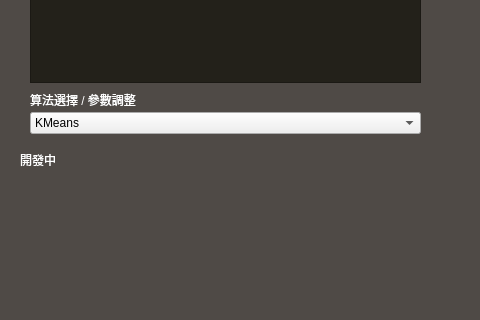
The window that QT/testMVC.ui (lisheng-yao/spyder_workspace_W) describes before a commit, drawn with Qt 5; both pictures show x 0 to 480 and y 288 to 608 of the 1049 by 796 pixel window.
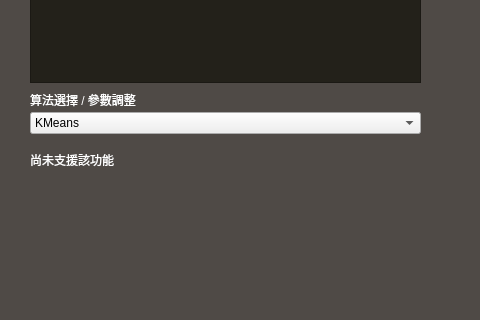
The same window after the commit. The open tabs and pages were chosen to show the change.

```diff
--- a/QT/testMVC.ui
+++ b/QT/testMVC.ui
@@ -462,14 +462,14 @@
      <widget class="QLabel" name="label_5">
       <property name="geometry">
        <rect>
-        <x>10</x>
+        <x>20</x>
         <y>70</y>
-        <width>58</width>
-        <height>15</height>
+        <width>141</width>
+        <height>16</height>
        </rect>
       </property>
       <property name="text">
-       <string>開發中</string>
+       <string>尚未支援該功能</string>
       </property>
      </widget>
     </widget>
```
Left out of the diff: 6 changed lines with no effect on the pictures.
